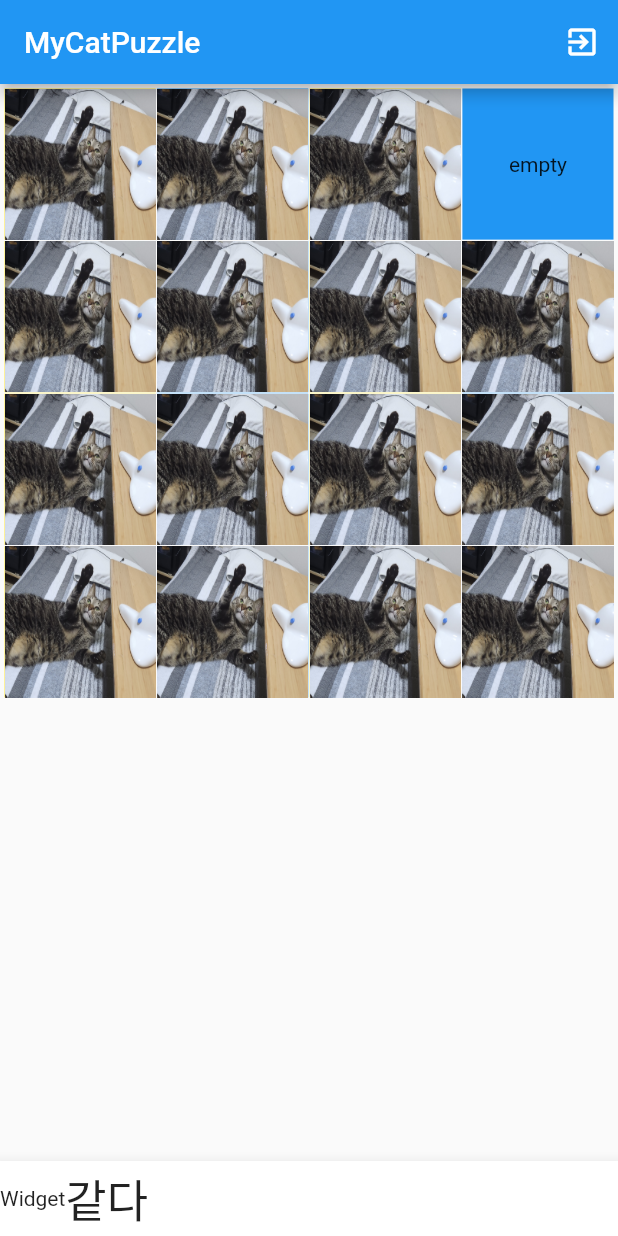
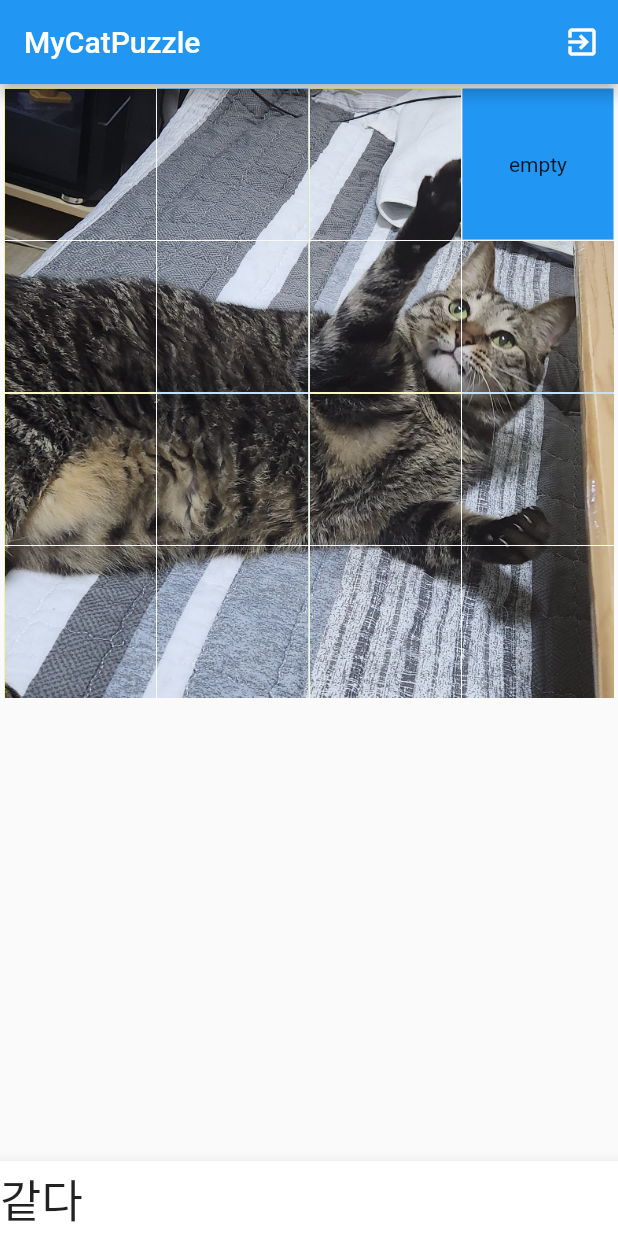
Before and after one commit to qxp1357/mycat, a Flutter app: the screen it shows after launch, on a phone screen of 412 x 824 dp. Run offline on Flutter 3.47's test engine with Material 2 defaults, Android fonts, the phone set to English and light mode, and no system bars.

Commit message:
2.27 이미지 자르기 완료 이미지 잘라서 그리드뷰에 반영까지 완료함, 완료 시나리오 구현해야함

```diff
--- a/lib/main.dart
+++ b/lib/main.dart
@@ -3,10 +3,9 @@ import 'dart:ui';
 import 'package:flutter/material.dart';
 
 //2.8(수) 각 타일 이동기능 완료, 시작 시 원본 리스트랑 서로 만들어서 비교기능 추가해야함 <- 2.17(금) 완료 여부 검사기 완료
-//2.17(금) 이미지 잘라야되는데 내장 API 없어서 다른거 찾아야됨 아오 킹받음
-//처음 이미지 원본 가져옴 더 로딩할 필요 없게
-// final originImg = Image.asset('assets/image/cat_1.jpg');
-// final originImgByteData = originImg.image.toByteData();
+//2.17(금) 이미지 잘라야되는데 내장 API 없어서 다른거 찾아야됨 아오 킹받음 <- 2.27(월) Image.assets 쓰려면 이미지 파일 별도로 나눠야해서 따로 조각냄
+//2.27(월) 이미지 별도로 조각내서 assets에 추가함 각 셀별로 src 할당완료 이동시 cell 따라서 이미지 출력까지 확인함,
+//        Cell 별 index 구분해서 완료되도록 하는 로직 구현해야함
 
 
 
@@ -30,7 +29,7 @@ List makePuzzleList (int idx) {
     if(i == idx){
       res.add(Cell('empty', true,i));
     }else{
-      res.add(Cell('assets/image/cat_1.jpg', false,i));
+      res.add(Cell('assets/image/${i+1}.jpg', false,i));
     }
   }
   return res;
@@ -153,7 +152,8 @@ class _MyAppState extends State<MyApp> {
                 color: index%2 == 1 ? Colors.blue : Colors.yellow,
                 // child: Center(child:Text("${index}")),
                 // child: Center(child: Text("${A[index].originIndex}\n ${A[index].isEmpty.toString()}"))
-                child: A[index].isEmpty ? Center(child: Text("${A[index].src}")):Image.asset('assets/image/cat_1.jpg',fit: BoxFit.fill),
+                // child: A[index].isEmpty ? Center(child: Text("${A[index].src}")):Image.asset('assets/image/${index+1}.jpg',fit: BoxFit.fill ),
+                  child: A[index].isEmpty ? Center(child: Text("${A[index].src}")):Image.asset(A[index].src,fit: BoxFit.fill ),
           ));
           })
           ,),
@@ -164,7 +164,7 @@ class _MyAppState extends State<MyApp> {
               child: Center(
                 child: Row(
                   children: [
-                    Text(Image.asset('assets/image/cat_1.jpg',fit: BoxFit.fill).toString()),
+                    // Text(Image.asset('assets/image/cat_1.jpg',fit: BoxFit.fill).toString()),
                     Center(child: Text(Complete ? "같다": "다르다", style: TextStyle(fontSize: 30),))
                   ],
                 ),
```
Also changed, not shown: assets/image/1.jpg (added), assets/image/10.jpg (added), assets/image/11.jpg (added), assets/image/12.jpg (added), assets/image/13.jpg (added), assets/image/14.jpg (added), assets/image/15.jpg (added), assets/image/16.jpg (added), assets/image/2.jpg (added), assets/image/3.jpg (added), assets/image/4.jpg (added), assets/image/5.jpg (added), assets/image/6.jpg (added), assets/image/7.jpg (added), 3 more files.
